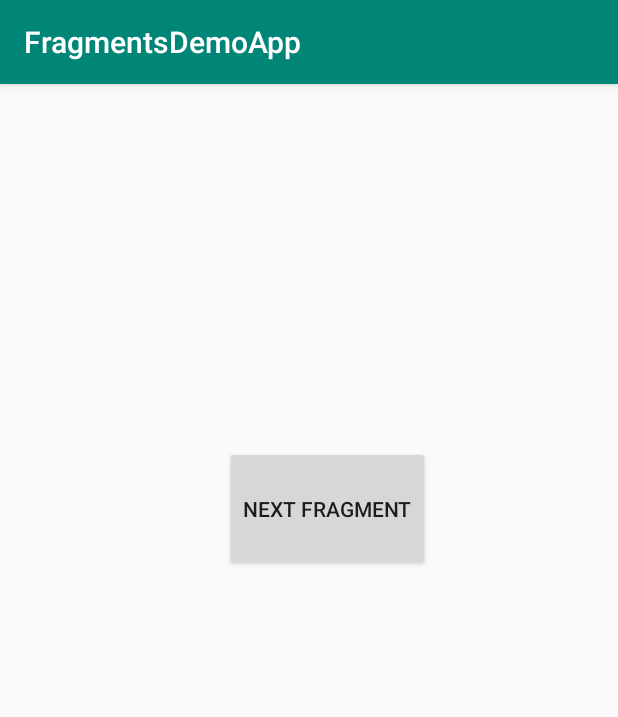
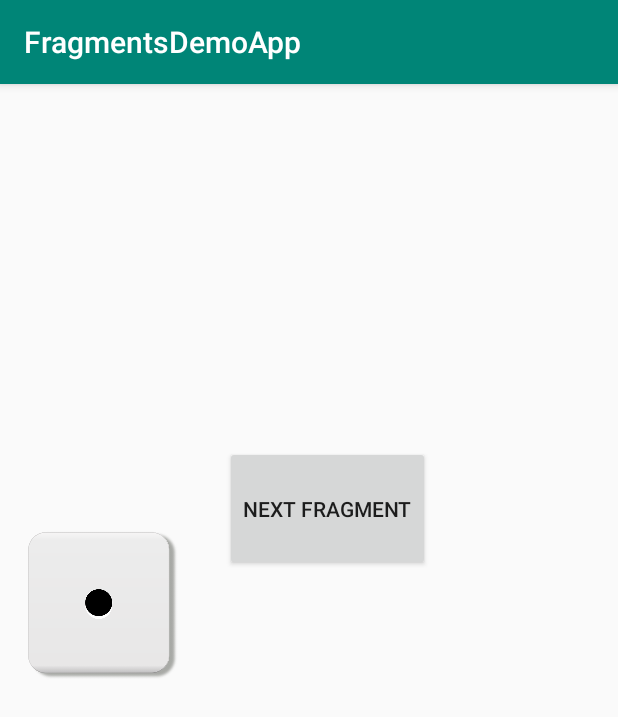
Before and after one commit to gmspasov/FragmentsDemoApp, an Android app: the screen it shows after launch (MainActivity), on a phone screen of 412 x 824 dp. Shown: the top 717 px of the screen. Run offline under Robolectric (Android 15) with nearby library versions, the phone set to English and light mode, and no system bars.

Commit message:
Fragments demo app with two different custom classes of dices

```diff
--- a/app/src/main/java/com/example/fragmentsdemoapp/DiceImageView.java
+++ b/app/src/main/java/com/example/fragmentsdemoapp/DiceImageView.java
@@ -23,7 +23,7 @@ import java.util.Random;
         }
 
         public DiceImageView(Context context, @Nullable AttributeSet attrs) {
-            this(context,null,0);
+            this(context,attrs,0);
             init(attrs);
         }
 
--- a/app/src/main/res/layout/fragment_small_screen_fragment_with_phone.xml
+++ b/app/src/main/res/layout/fragment_small_screen_fragment_with_phone.xml
@@ -13,13 +13,14 @@
         android:layout_height="110dp"
         android:clickable="true"
         android:focusable="true"
-        android:src="@drawable/Screenshot_1572600047"
+        android:src="@drawable/dice1"
         app:layout_constraintBottom_toBottomOf="parent"
         app:layout_constraintHorizontal_bias="0.612"
         app:layout_constraintLeft_toLeftOf="parent"
         app:layout_constraintRight_toRightOf="parent"
         app:layout_constraintTop_toTopOf="parent"
-        app:layout_constraintVertical_bias="0.477" />
+        app:layout_constraintVertical_bias="0.477"
+        app:srcCompat="@drawable/dice1" />
 
 
 </FrameLayout>
```
Also changed, not shown: 1 other file.
